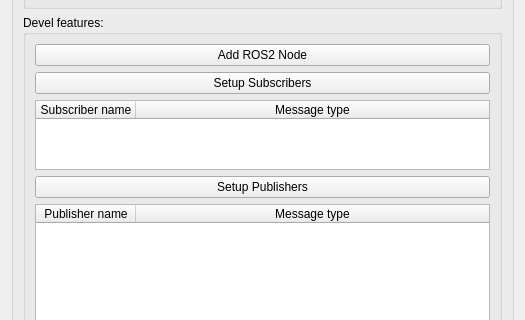
The window that Resources/UI/qSlicerROS2ModuleWidget.ui (rosmed/slicer_ros2_module) describes before a commit, drawn with Qt 5; both pictures show x 0 to 525 and y 212 to 532 of the 525 by 677 pixel window.
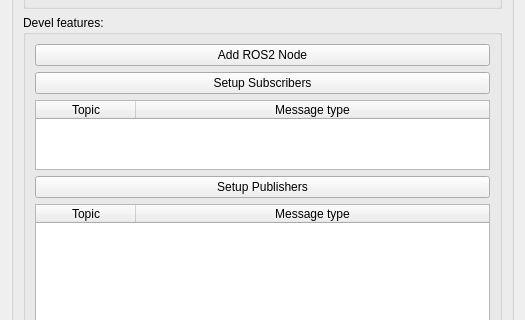
The same window after the commit. Custom widgets are drawn as their Qt base class.

Patch:
```diff
--- a/Resources/UI/qSlicerROS2ModuleWidget.ui
+++ b/Resources/UI/qSlicerROS2ModuleWidget.ui
@@ -138,7 +138,7 @@
            </attribute>
            <column>
             <property name="text">
-             <string>Publisher name</string>
+             <string>Topic</string>
             </property>
            </column>
            <column>
@@ -177,7 +177,7 @@
            </attribute>
            <column>
             <property name="text">
-             <string>Subscriber name</string>
+             <string>Topic</string>
             </property>
            </column>
            <column>
```
